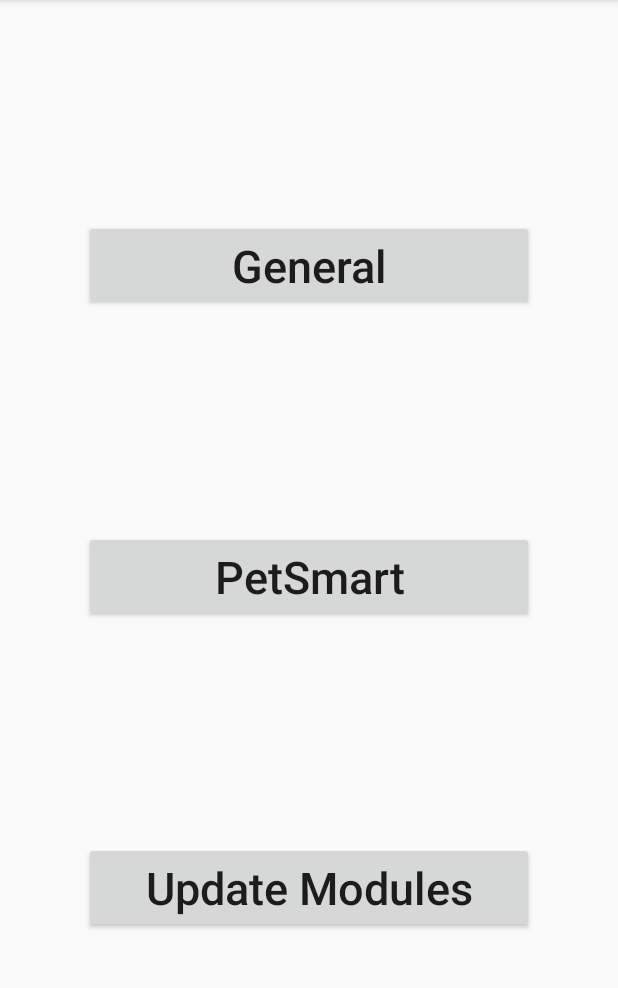
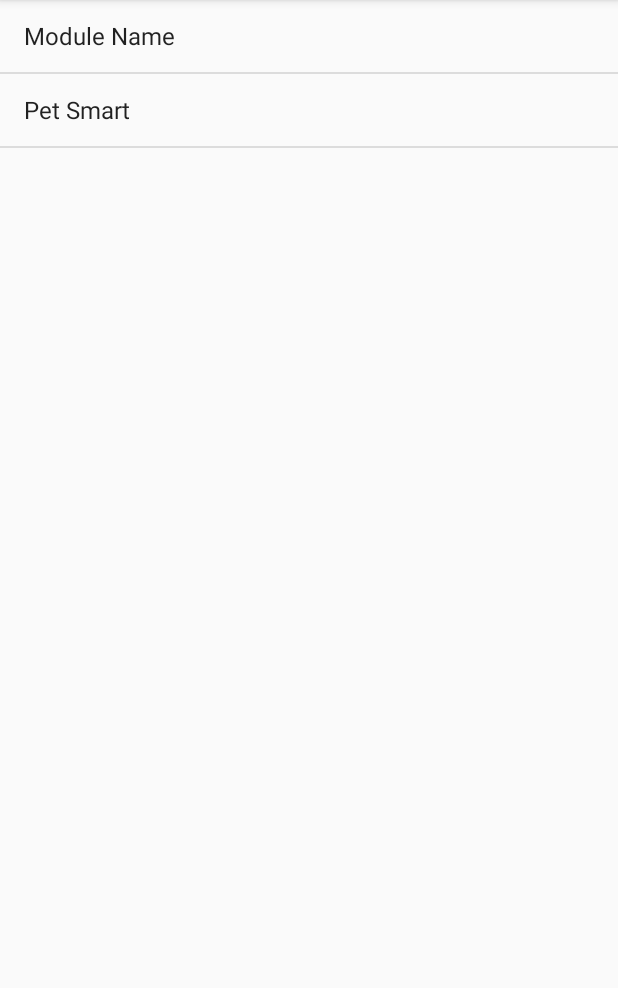
Before and after one commit to jain/CONNECT_JUNIOR_DESIGN, an Android app: the screen it shows after launch (Select), on a phone screen of 412 x 824 dp, the part 84-1072 px from its top. Run offline under Robolectric (Android 15) with nearby library versions, the phone set to English and light mode, and no system bars; our stand-ins replace Volley; libraries missing offline, so code that uses them is left out: com.firebase.client.

Commit message:
listview for select screen

```diff
--- a/app/src/main/java/vikram/connect/com/connect/Select.java
+++ b/app/src/main/java/vikram/connect/com/connect/Select.java
@@ -29,6 +29,7 @@ import org.json.JSONObject;
 
 import java.io.IOException;
 import java.io.InputStream;
+import java.util.ArrayList;
 import java.util.Iterator;
 
 /**
@@ -45,11 +46,13 @@ public class Select extends AppCompatActivity {
     private ActionBarDrawerToggle mDrawerToggle;
     private String mActivityTitle;
 
-
+    private ListView modules;
     @Override
     protected void onCreate(Bundle savedInstanceState) {
         super.onCreate(savedInstanceState);
         setContentView(R.layout.select);
+
+        // for image http://www.androidinterview.com/android-custom-listview-with-image-and-text-using-arrayadapter/
         mDrawerList = (ListView)findViewById(R.id.navList);
         mDrawerLayout = (DrawerLayout)findViewById(R.id.drawer_layout);
         mActivityTitle = getTitle().toString();
@@ -122,6 +125,15 @@ public class Select extends AppCompatActivity {
     @Override
     protected void onResume() {
         super.onResume();
+        modules = (ListView)findViewById(R.id.modules);
+        JSONObject modulesJSON = loadJSONFromAsset();
+        ArrayList<String> moduleNames = new ArrayList<String>();
+        Iterator<String> iter = modulesJSON.keys();
+        while (iter.hasNext()) {
+            moduleNames.add(iter.next());
+        }
+        ArrayAdapter moduleAdapter = new ArrayAdapter<String>(this, android.R.layout.simple_list_item_1, moduleNames);
+        modules.setAdapter(moduleAdapter);
         /*Firebase.setAndroidContext(this);
         ref = new Firebase("https://connectjuniordesign.firebaseio.com");
         ref.addValueEventListener(new ValueEventListener() {
@@ -154,7 +166,7 @@ public class Select extends AppCompatActivity {
                 // Something went wrong!
             }
         }*/
-        queue = Volley.newRequestQueue(this);
+        /*queue = Volley.newRequestQueue(this);
         String url = "https://connectjuniordesign.firebaseio.com//.json?print=pretty";
         StringRequest stringRequest = new StringRequest(Request.Method.GET, url,
                 new Response.Listener<String>() {
@@ -175,7 +187,7 @@ public class Select extends AppCompatActivity {
                 Log.d("no", "no");
             }
         });
-        queue.add(stringRequest);
+        queue.add(stringRequest);*/
     }
 
     public JSONObject loadJSONFromAsset() {
--- a/app/src/main/res/layout/select.xml
+++ b/app/src/main/res/layout/select.xml
@@ -5,56 +5,12 @@
     android:layout_width="match_parent"
     android:layout_height="match_parent">
 
-    <LinearLayout xmlns:android="http://schemas.android.com/apk/res/android"
+
+    <ListView xmlns:android="http://schemas.android.com/apk/res/android"
+        android:id="@+id/modules"
         android:layout_width="match_parent"
-        android:layout_height="match_parent"
-        android:gravity="center"
-        android:orientation="vertical">
-
-        <View
-            android:layout_width="wrap_content"
-            android:layout_height="wrap_content"
-            android:layout_weight="1" />
-
-        <Button
-            android:layout_width="300sp"
-            android:layout_height="wrap_content"
-            android:onClick="proceed"
-            android:text="General"
-            android:textAllCaps="false"
-            android:textSize="30sp" />
-
-        <View
-            android:layout_width="wrap_content"
-            android:layout_height="wrap_content"
-            android:layout_weight="1" />
-
-        <Button
-            android:layout_width="300sp"
-            android:layout_height="wrap_content"
-            android:onClick="proceed"
-            android:text="PetSmart"
-            android:textAllCaps="false"
-            android:textSize="30sp" />
-
-        <View
-            android:layout_width="wrap_content"
-            android:layout_height="wrap_content"
-            android:layout_weight="1" />
-
-        <Button
-            android:layout_width="300sp"
-            android:layout_height="wrap_content"
-            android:text="Update Modules"
-            android:textAllCaps="false"
-            android:textSize="30sp" />
-
-        <View
-            android:layout_width="wrap_content"
-            android:layout_height="wrap_content"
-            android:layout_weight="1" />
-
-    </LinearLayout>
+        android:layout_height="match_parent">
+    </ListView>
 
     <!-- Side navigation drawer UI -->
     <ListView
```
